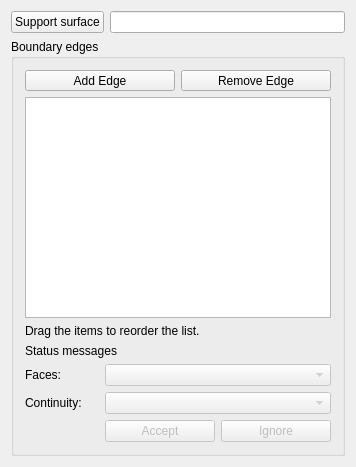
The window that src/Mod/Surface/Gui/TaskFilling.ui (southseact-3d/fcd) describes before a commit, drawn with Qt 5.
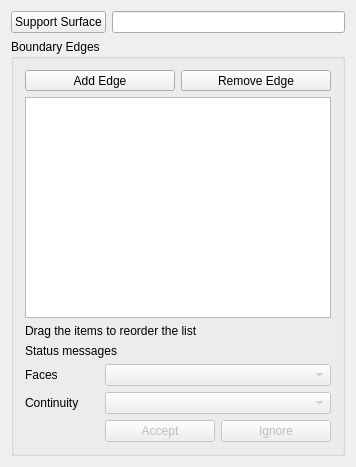
The same window after the commit. Custom widgets are drawn as their Qt base class.

Commit message: Surface: Update UI strings for consistency

What changed in the file:
```diff
--- a/src/Mod/Surface/Gui/TaskFilling.ui
+++ b/src/Mod/Surface/Gui/TaskFilling.ui
@@ -25,7 +25,7 @@
      <item>
       <widget class="QPushButton" name="buttonInitFace">
        <property name="text">
-        <string>Support surface</string>
+        <string>Support Surface</string>
        </property>
       </widget>
      </item>
@@ -44,7 +44,7 @@
       <string>Add the edges that will limit the surface.</string>
      </property>
      <property name="title">
-      <string>Boundary edges</string>
+      <string>Boundary Edges</string>
      </property>
      <layout class="QGridLayout" name="gridLayout">
       <item row="0" column="0" colspan="3">
@@ -108,7 +108,7 @@
          </sizepolicy>
         </property>
         <property name="text">
-         <string>Drag the items to reorder the list.</string>
+         <string>Drag the items to reorder the list</string>
         </property>
        </widget>
       </item>
@@ -128,7 +128,7 @@
          </sizepolicy>
         </property>
         <property name="text">
-         <string>Faces:</string>
+         <string>Faces</string>
         </property>
        </widget>
       </item>
@@ -148,7 +148,7 @@
          </sizepolicy>
         </property>
         <property name="text">
-         <string>Continuity:</string>
+         <string>Continuity</string>
         </property>
        </widget>
       </item>
```
Left out of the diff: 2 changed lines with no effect on the pictures. The commit also changes 12 other files.
